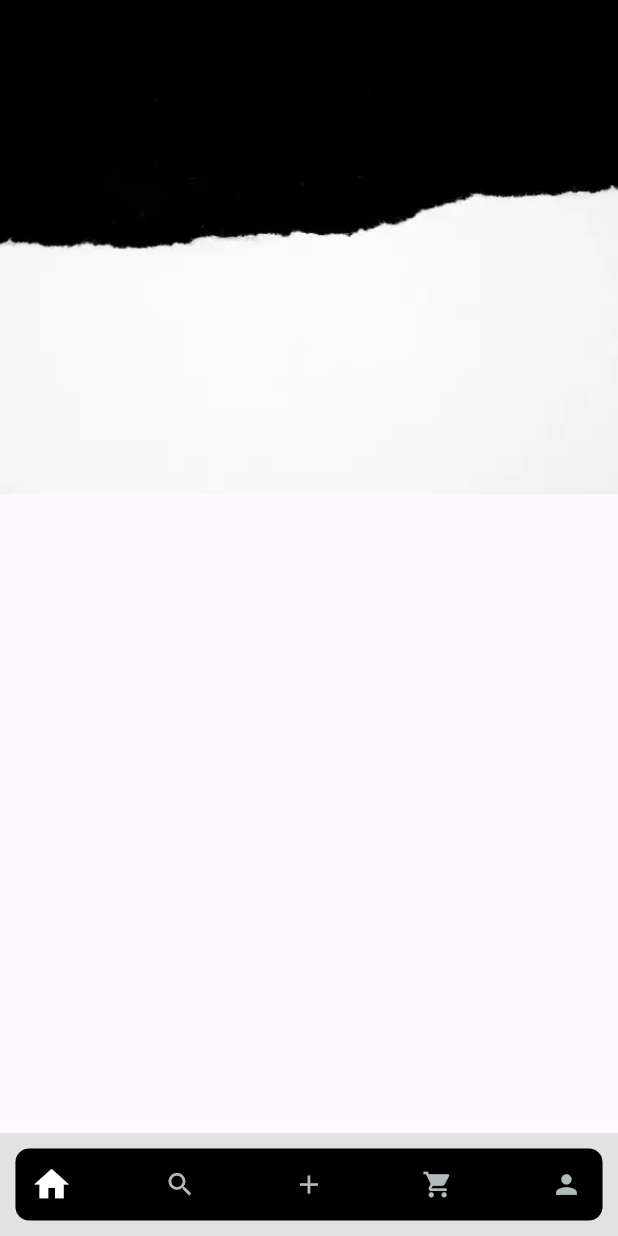
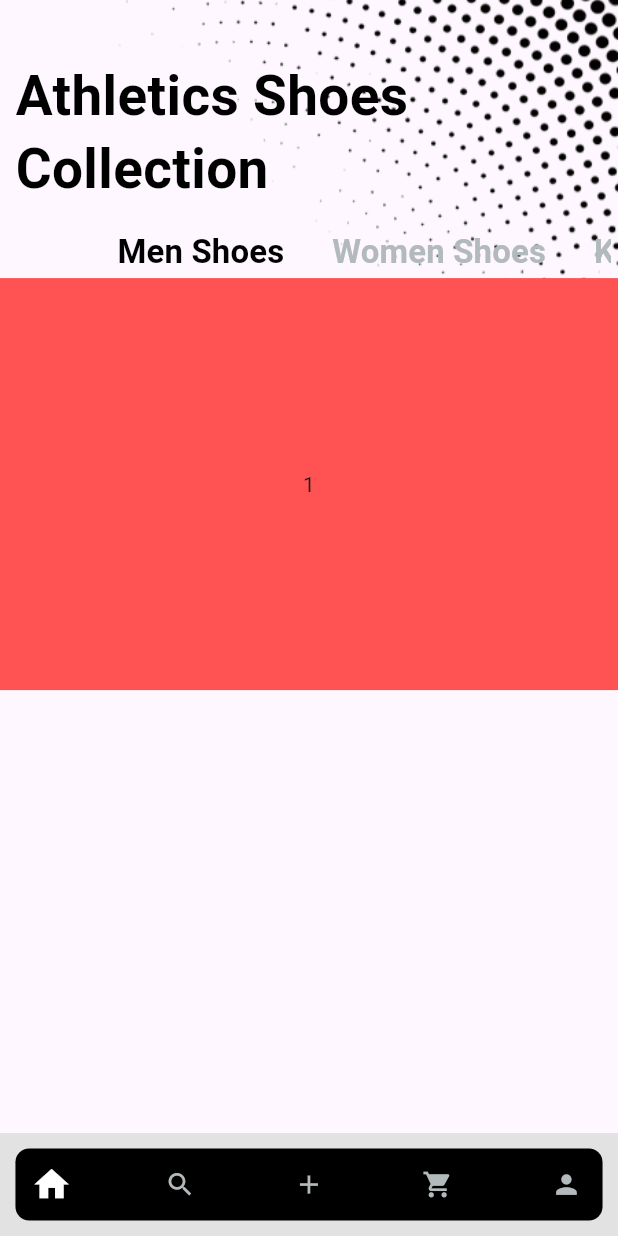
Before and after one commit to Kumail-Raza-Bangash/online_shooz_shop, a Flutter app: the screen it shows after launch, on a phone screen of 412 x 824 dp. Run offline on Flutter 3.47's test engine with Material 3 defaults, Android fonts, the phone set to English and light mode, and no system bars; our stand-ins replace google_fonts; Roboto replaces fonts that are missing (Ubuntu).

Commit message:
Updated Code

```diff
--- a/lib/resources/app_style.dart
+++ b/lib/resources/app_style.dart
@@ -8,3 +8,12 @@ TextStyle appStyle(double size, Color color, FontWeight fw) {
     fontWeight: fw,
   );
 }
+
+TextStyle appStyleWithHt(double size, Color color, FontWeight fw, double ht) {
+  return GoogleFonts.ubuntu(
+    fontSize: size,
+    color: color,
+    fontWeight: fw,
+    height: ht,
+  );
+}
--- a/lib/resources/colors.dart
+++ b/lib/resources/colors.dart
@@ -7,8 +7,8 @@ class AppColor {
   static const Color greyColor = Color(0xFFB2BABB);
   static const Color redColor = Color(0xFFC0392B);
 
-  static const Color primaryColor = Color(0xFF8E44AD);
-  static const Color secondaryColor = Color(0xFFC39BD3);
+  static const Color primaryColor = Color(0xFF000000);
+  static const Color secondaryColor = Color(0xFF2C3E50);
 
   static const Color backgroundColor = Color(0xFFE2E2E2);
   static const Color bgPrimaryColor = Color(0xFF8E44AD);
--- a/lib/view/pages/home_page.dart
+++ b/lib/view/pages/home_page.dart
@@ -1,4 +1,6 @@
 import 'package:flutter/material.dart';
+import 'package:online_shooz_shop/resources/app_style.dart';
+import 'package:online_shooz_shop/resources/colors.dart';
 import 'package:online_shooz_shop/resources/dimensions.dart';
 
 class HomePage extends StatefulWidget {
@@ -8,7 +10,10 @@ class HomePage extends StatefulWidget {
   State<HomePage> createState() => _HomePageState();
 }
 
-class _HomePageState extends State<HomePage> {
+class _HomePageState extends State<HomePage> with TickerProviderStateMixin {
+  late final TabController _tabController =
+      TabController(length: 3, vsync: this);
+
   @override
   Widget build(BuildContext context) {
     return Scaffold(
@@ -17,10 +22,12 @@ class _HomePageState extends State<HomePage> {
         width: Dimensions.screenWidth,
         child: Stack(
           children: [
+            // TopText
             Container(
               height: Dimensions.screenHeight * 0.4,
+              width: Dimensions.screenWidth,
               padding: EdgeInsets.fromLTRB(
-                Dimensions.width10,
+                0,
                 Dimensions.height30,
                 0,
                 0,
@@ -28,10 +35,149 @@ class _HomePageState extends State<HomePage> {
               decoration: const BoxDecoration(
                 image: DecorationImage(
                   image: AssetImage("assets/images/bg.png"),
-                  fit: BoxFit.fill,
+                  fit: BoxFit.cover,
+                ),
+              ),
+              child: Container(
+                padding: EdgeInsets.fromLTRB(
+                  Dimensions.width10,
+                  Dimensions.height10,
+                  Dimensions.width05,
+                  Dimensions.height10,
+                ),
+                child: Column(
+                  crossAxisAlignment: CrossAxisAlignment.start,
+                  children: [
+                    Text(
+                      "Athletics Shoes ",
+                      style: appStyleWithHt(
+                        Dimensions.font20 * 2,
+                        AppColor.primaryColor,
+                        FontWeight.bold,
+                        1.5,
+                      ),
+                    ),
+                    Text(
+                      "Collection",
+                      style: appStyleWithHt(
+                        Dimensions.font20 * 2,
+                        AppColor.primaryColor,
+                        FontWeight.bold,
+                        1.2,
+                      ),
+                    ),
+                    SizedBox(height: Dimensions.height05),
+
+                    //tabbar
+                    TabBar(
+                      automaticIndicatorColorAdjustment: true,
+                      indicatorColor: AppColor.transparentColor,
+                      indicatorSize: TabBarIndicatorSize.label,
+                      controller: _tabController,
+                      isScrollable: true,
+                      labelColor: AppColor.primaryColor,
+                      labelStyle: appStyle(
+                        Dimensions.font25,
+                        AppColor.whiteColor,
+                        FontWeight.bold,
+                      ),
+                      unselectedLabelColor: AppColor.greyColor,
+                      tabs: const [
+                        Tab(text: "Men Shoes"),
+                        Tab(text: "Women Shoes"),
+                        Tab(text: "Kids Shoes"),
+                      ],
+                    ),
+                    // end tabbar
+                  ],
                 ),
               ),
             ),
+            //end TopText
+
+            // Tabbar
+
+            Padding(
+              padding: EdgeInsets.only(top: Dimensions.screenHeight * 0.225),
+              child: TabBarView(
+                controller: _tabController,
+                children: [
+                  Column(
+                    children: [
+                      Container(
+                        height: Dimensions.height30 * 10,
+                        width: Dimensions.screenWidth,
+                        color: Colors.redAccent,
+                        child: const Center(
+                          child: Text("1"),
+                        ),
+                      ),
+                    ],
+                  ),
+
+                  //
+                  Column(
+                    children: [
+                      Container(
+                        height: Dimensions.height30 * 10,
+                        width: Dimensions.screenWidth,
+                        color: Colors.greenAccent,
+                        child: const Center(
+                          child: Text("2"),
+                        ),
+                      ),
+                    ],
+                  ),
+
+                  //
+
+                  //
+                  Column(
+                    children: [
+                      Container(
+                        height: Dimensions.height30 * 10,
+                        width: Dimensions.screenWidth,
+                        color: Colors.orangeAccent,
+                        child: const Center(
+                          child: Text("3"),
+                        ),
+                      ),
+                      SizedBox(height: Dimensions.height10),
+                      Column(
+                        children: [
+                          Row(
+                            mainAxisAlignment: MainAxisAlignment.spaceBetween,
+                            children: [
+                              Text(
+                                "Latest Shoews",
+                                style: appStyle(
+                                  Dimensions.font20,
+                                  AppColor.primaryColor,
+                                  FontWeight.bold,
+                                ),
+                              ),
+                              Row(
+                                children: [
+                                  Text(
+                                    "Show All",
+                                    style: appStyle(
+                                      Dimensions.font15,
+                                      AppColor.greyColor,
+                                      FontWeight.bold,
+                                    ),
+                                  ),
+                                ],
+                              )
+                            ],
+                          )
+                        ],
+                      )
+                    ],
+                  ),
+                ],
+              ),
+            ),
+            //end Tabbar
           ],
         ),
       ),
```
Also changed, not shown: assets/images/bg.png.
